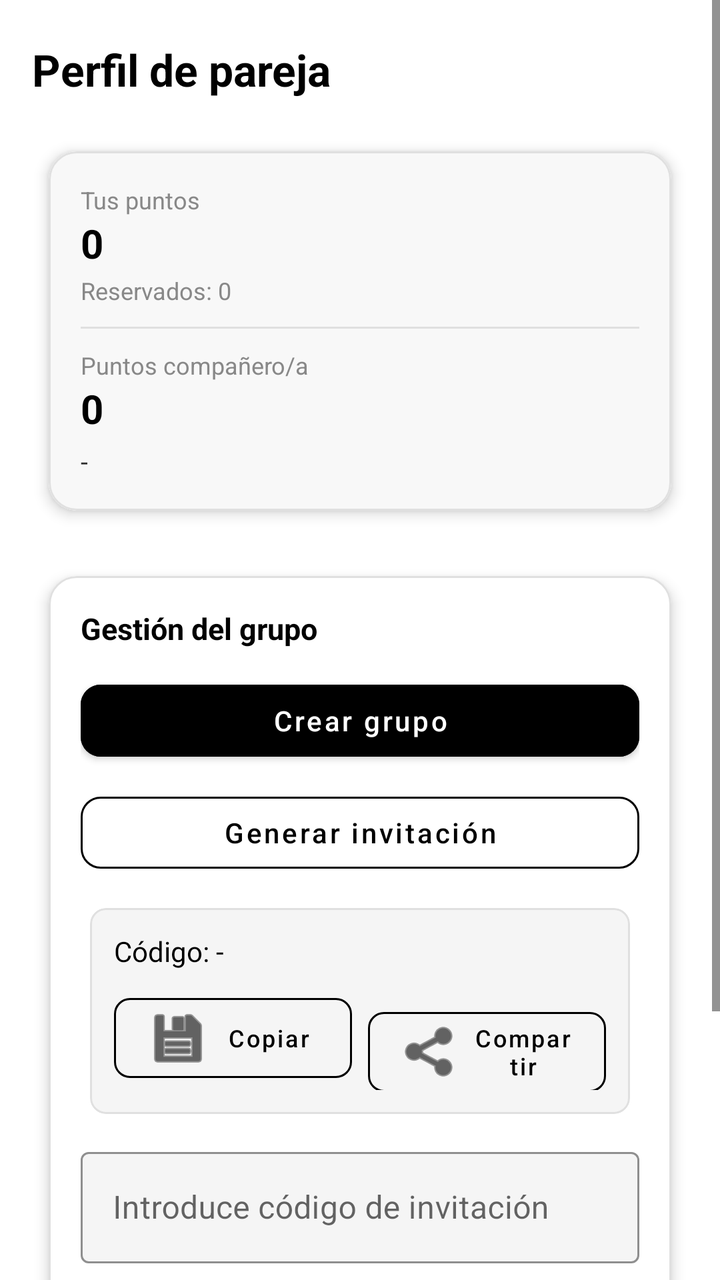
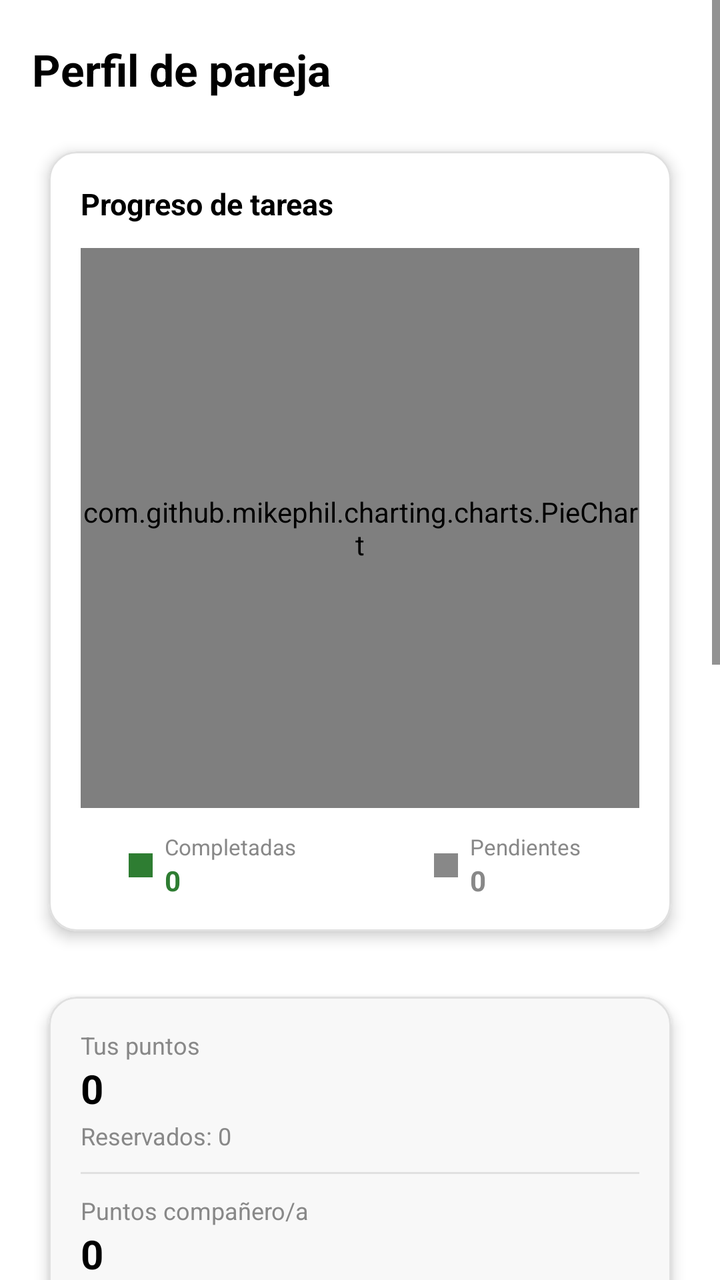

Screens rendered from an Android XML layout before and after an edit, with the pre-edit source and the edit as a unified diff.
<!-- AndroidManifest.xml: application theme Theme.TFG -->
<!-- res/layout/fragment_pareja.xml -->
<?xml version="1.0" encoding="utf-8"?>
<ScrollView xmlns:android="http://schemas.android.com/apk/res/android"
    xmlns:app="http://schemas.android.com/apk/res-auto"
    android:layout_width="match_parent"
    android:layout_height="match_parent"
    android:fillViewport="false"
    android:background="@color/fondo">

    <LinearLayout
        android:layout_width="match_parent"
        android:layout_height="wrap_content"
        android:orientation="vertical"
        android:paddingTop="20dp"
        android:paddingStart="16dp"
        android:paddingEnd="16dp"
        android:paddingBottom="76dp">

        <TextView
            android:id="@+id/tvTituloPareja"
            android:layout_width="match_parent"
            android:layout_height="wrap_content"
            android:text="Perfil de pareja"
            android:textSize="22sp"
            android:textStyle="bold"
            android:textColor="@color/texto_principal"
            android:layout_marginBottom="16dp" />

        
        <com.google.android.material.card.MaterialCardView
            android:layout_width="match_parent"
            android:layout_height="wrap_content"
            android:layout_marginBottom="12dp"
            app:cardCornerRadius="14dp"
            app:cardElevation="4dp"
            app:cardBackgroundColor="@color/white"
            app:strokeColor="@color/divisor"
            app:strokeWidth="1dp">

            <LinearLayout
                android:layout_width="match_parent"
                android:layout_height="wrap_content"
                android:orientation="vertical"
                android:padding="16dp"
                android:background="#F8F8F8">

                <TextView
                    android:layout_width="wrap_content"
                    android:layout_height="wrap_content"
                    android:text="Tus puntos"
                    android:textSize="12sp"
                    android:textColor="@color/gris" />

                <TextView
                    android:id="@+id/tvTusPuntos"
                    android:layout_width="wrap_content"
                    android:layout_height="wrap_content"
                    android:text="0"
                    android:textSize="20sp"
                    android:textStyle="bold"
                    android:textColor="@color/negro"
                    android:layout_marginBottom="2dp" />

                <TextView
                    android:id="@+id/tvPuntosReservados"
                    android:layout_width="wrap_content"
                    android:layout_height="wrap_content"
                    android:text="Reservados: 0"
                    android:textSize="12sp"
                    android:textColor="@color/gris"
                    android:layout_marginBottom="10dp" />

                <View
                    android:layout_width="match_parent"
                    android:layout_height="1dp"
                    android:background="@color/divisor"
                    android:layout_marginBottom="10dp" />

                <TextView
                    android:layout_width="wrap_content"
                    android:layout_height="wrap_content"
                    android:text="Puntos compañero/a"
                    android:textSize="12sp"
                    android:textColor="@color/gris" />

                <TextView
                    android:id="@+id/tvPuntosCompanero"
                    android:layout_width="wrap_content"
                    android:layout_height="wrap_content"
                    android:text="0"
                    android:textSize="20sp"
                    android:textStyle="bold"
                    android:textColor="@color/negro"
                    android:layout_marginBottom="4dp" />

                <TextView
                    android:id="@+id/tvNombreGrupoSmall"
                    android:layout_width="wrap_content"
                    android:layout_height="wrap_content"
                    android:text="-"
                    android:textSize="13sp"
                    android:textColor="@color/texto_secundario" />
            </LinearLayout>
        </com.google.android.material.card.MaterialCardView>

        
        <com.google.android.material.card.MaterialCardView
            android:layout_width="match_parent"
            android:layout_height="wrap_content"
            android:layout_marginBottom="12dp"
            app:cardCornerRadius="14dp"
            app:cardElevation="4dp"
            app:cardBackgroundColor="@color/white"
            app:strokeColor="@color/divisor"
            app:strokeWidth="1dp">

            <LinearLayout
                android:layout_width="match_parent"
                android:layout_height="wrap_content"
                android:orientation="vertical"
                android:padding="16dp">

                <TextView
                    android:layout_width="wrap_content"
                    android:layout_height="wrap_content"
                    android:text="Gestión del grupo"
                    android:textSize="15sp"
                    android:textStyle="bold"
                    android:textColor="@color/texto_principal"
                    android:layout_marginBottom="12dp" />

                <com.google.android.material.button.MaterialButton
                    android:id="@+id/btnCrearGrupo"
                    android:layout_width="match_parent"
                    android:layout_height="wrap_content"
                    style="@style/Widget.MaterialComponents.Button"
                    app:cornerRadius="10dp"
                    android:backgroundTint="@color/negro"
                    android:text="Crear grupo"
                    android:textColor="@color/white"
                    android:textAllCaps="false"
                    android:layout_marginBottom="8dp" />

                <com.google.android.material.button.MaterialButton
                    android:id="@+id/btnGenerarInvitacion"
                    android:layout_width="match_parent"
                    android:layout_height="wrap_content"
                    style="@style/Widget.MaterialComponents.Button.OutlinedButton"
                    app:cornerRadius="10dp"
                    app:strokeColor="@color/negro"
                    app:strokeWidth="1dp"
                    android:text="Generar invitación"
                    android:textColor="@color/texto_principal"
                    android:textAllCaps="false"
                    android:layout_marginBottom="8dp" />

                <com.google.android.material.card.MaterialCardView
                    android:layout_width="match_parent"
                    android:layout_height="wrap_content"
                    android:layout_marginBottom="8dp"
                    app:cardCornerRadius="8dp"
                    app:cardElevation="0dp"
                    app:cardBackgroundColor="#F5F5F5"
                    app:strokeColor="@color/divisor"
                    app:strokeWidth="1dp">

                    <LinearLayout
                        android:layout_width="match_parent"
                        android:layout_height="wrap_content"
                        android:orientation="vertical"
                        android:padding="12dp">

                        <TextView
                            android:id="@+id/tvCodigo"
                            android:layout_width="match_parent"
                            android:layout_height="wrap_content"
                            android:text="Código: -"
                            android:textSize="14sp"
                            android:textColor="@color/texto_principal"
                            android:layout_marginBottom="8dp" />

                        <LinearLayout
                            android:layout_width="match_parent"
                            android:layout_height="wrap_content"
                            android:orientation="horizontal">

                            <com.google.android.material.button.MaterialButton
                                android:id="@+id/btnCopiarCodigo"
                                android:layout_width="0dp"
                                android:layout_height="wrap_content"
                                android:layout_weight="1"
                                style="@style/Widget.MaterialComponents.Button.OutlinedButton"
                                app:cornerRadius="8dp"
                                app:strokeColor="@color/negro"
                                app:strokeWidth="1dp"
                                app:icon="@android:drawable/ic_menu_save"
                                android:text="Copiar"
                                android:textColor="@color/texto_principal"
                                android:textAllCaps="false"
                                android:textSize="12sp"
                                android:layout_marginEnd="4dp" />

                            <com.google.android.material.button.MaterialButton
                                android:id="@+id/btnCompartirCodigo"
                                android:layout_width="0dp"
                                android:layout_height="wrap_content"
                                android:layout_weight="1"
                                style="@style/Widget.MaterialComponents.Button.OutlinedButton"
                                app:cornerRadius="8dp"
                                app:strokeColor="@color/negro"
                                app:strokeWidth="1dp"
                                app:icon="@android:drawable/ic_menu_share"
                                android:text="Compartir"
                                android:textColor="@color/texto_principal"
                                android:textAllCaps="false"
                                android:textSize="12sp"
                                android:layout_marginStart="4dp" />
                        </LinearLayout>
                    </LinearLayout>
                </com.google.android.material.card.MaterialCardView>

                <com.google.android.material.textfield.TextInputLayout
                    style="@style/Widget.MaterialComponents.TextInputLayout.OutlinedBox"
                    android:layout_width="match_parent"
                    android:layout_height="wrap_content"
                    android:hint="Introduce código de invitación"
                    android:layout_marginBottom="8dp"
                    app:boxBackgroundColor="#F5F5F5"
                    app:boxStrokeColor="@color/negro"
                    app:hintTextColor="@color/gris">

                    <com.google.android.material.textfield.TextInputEditText
                        android:id="@+id/etCodigoAceptar"
                        android:layout_width="match_parent"
                        android:layout_height="wrap_content"
                        android:imeOptions="flagNoExtractUi"
                        android:inputType="text"
                        android:textColor="@color/texto_principal"
                        android:textColorHint="@color/gris" />
                </com.google.android.material.textfield.TextInputLayout>

                <com.google.android.material.button.MaterialButton
                    android:id="@+id/btnAceptarInvitacion"
                    android:layout_width="match_parent"
                    android:layout_height="wrap_content"
                    style="@style/Widget.MaterialComponents.Button"
                    app:cornerRadius="10dp"
                    android:backgroundTint="@color/negro"
                    android:text="Aceptar invitación"
                    android:textColor="@color/white"
                    android:textAllCaps="false"
                    android:layout_marginBottom="8dp" />

                <com.google.android.material.button.MaterialButton
                    android:id="@+id/btnSalirGrupoTop"
                    android:layout_width="match_parent"
                    android:layout_height="wrap_content"
                    style="@style/Widget.MaterialComponents.Button.OutlinedButton"
                    app:cornerRadius="10dp"
                    app:strokeColor="@color/rojo"
                    app:strokeWidth="1dp"
                    android:text="Salir del grupo"
                    android:textColor="@color/rojo"
                    android:textAllCaps="false"
                    android:visibility="gone" />

            </LinearLayout>
        </com.google.android.material.card.MaterialCardView>

        
        <com.google.android.material.card.MaterialCardView
            android:id="@+id/cardInfoGrupo"
            android:layout_width="match_parent"
            android:layout_height="wrap_content"
            android:layout_marginBottom="12dp"
            android:visibility="gone"
            app:cardCornerRadius="14dp"
            app:cardElevation="4dp"
            app:cardBackgroundColor="@color/white"
            app:strokeColor="@color/negro"
            app:strokeWidth="1dp">

            <LinearLayout
                android:layout_width="match_parent"
                android:layout_height="wrap_content"
                android:orientation="vertical"
                android:padding="16dp">

                <LinearLayout
                    android:layout_width="match_parent"
                    android:layout_height="wrap_content"
                    android:orientation="horizontal"
                    android:gravity="center_vertical"
                    android:layout_marginBottom="4dp">

                    <TextView
                        android:id="@+id/tvGroupEmoji"
                        android:layout_width="wrap_content"
                        android:layout_height="wrap_content"
                        android:text="❤️"
                        android:textSize="24sp"
                        android:layout_marginEnd="8dp"
                        android:clickable="true"
                        android:focusable="true"
                        android:background="?attr/selectableItemBackgroundBorderless" />

                    <TextView
                        android:id="@+id/tvGroupName"
                        android:layout_width="0dp"
                        android:layout_height="wrap_content"
                        android:layout_weight="1"
                        android:text="Nombre del grupo"
                        android:textSize="16sp"
                        android:textStyle="bold"
                        android:textColor="@color/texto_principal" />
                </LinearLayout>

                <TextView
                    android:id="@+id/tvGroupMembers"
                    android:layout_width="match_parent"
                    android:layout_height="wrap_content"
                    android:text="Miembros: 0"
                    android:textSize="13sp"
                    android:textColor="@color/texto_secundario"
                    android:layout_marginBottom="12dp" />

                <LinearLayout
                    android:layout_width="match_parent"
                    android:layout_height="wrap_content"
                    android:orientation="horizontal">

                    <com.google.android.material.button.MaterialButton
                        android:id="@+id/btnAbrirGrupo"
                        android:layout_width="0dp"
                        android:layout_height="wrap_content"
                        android:layout_weight="1"
                        style="@style/Widget.MaterialComponents.Button.OutlinedButton"
                        app:cornerRadius="8dp"
                        app:strokeColor="@color/negro"
                        app:strokeWidth="1dp"
                        android:text="Abrir"
                        android:textColor="@color/texto_principal"
                        android:textAllCaps="false"
                        android:layout_marginEnd="6dp" />

                    <com.google.android.material.button.MaterialButton
                        android:id="@+id/btnEditarNombre"
                        android:layout_width="0dp"
                        android:layout_height="wrap_content"
                        android:layout_weight="1"
                        style="@style/Widget.MaterialComponents.Button"
                        app:cornerRadius="8dp"
                        android:backgroundTint="@color/negro"
                        android:text="Guardar"
                        android:textColor="@color/white"
                        android:textAllCaps="false" />

                </LinearLayout>
            </LinearLayout>
        </com.google.android.material.card.MaterialCardView>

        
        <TextView
            android:id="@+id/tvMiembrosTitulo"
            android:layout_width="match_parent"
            android:layout_height="wrap_content"
            android:text="Miembros del grupo"
            android:textSize="15sp"
            android:textStyle="bold"
            android:textColor="@color/texto_principal"
            android:visibility="gone"
            android:layout_marginBottom="8dp" />

        <androidx.recyclerview.widget.RecyclerView
            android:id="@+id/rvMiembros"
            android:layout_width="match_parent"
            android:layout_height="wrap_content"
            android:visibility="gone"
            android:nestedScrollingEnabled="false" />

        
        <FrameLayout
            android:id="@+id/bottomContainer"
            android:layout_width="match_parent"
            android:layout_height="0dp"
            android:visibility="gone" />

        <androidx.cardview.widget.CardView
            android:id="@+id/bottomBar"
            android:layout_width="match_parent"
            android:layout_height="0dp"
            android:visibility="gone" />

    </LinearLayout>
</ScrollView>
<!-- resources referenced by this layout -->
<resources>
  <color name="divisor">#E0E0E0</color>
  <color name="fondo">#FFFFFF</color>
  <color name="gris">#888888</color>
  <color name="negro">#000000</color>
  <color name="rojo">#C62828</color>
  <color name="texto_principal">#000000</color>
  <color name="texto_secundario">#2D2D2D</color>
  <color name="white">#FFFFFF</color>
  <style name="Theme.TFG" parent="Tema.TFG.Moderno" />
  <color name="primario">#000000</color>
  <color name="on_acento">#FFFFFF</color>
  <color name="superficie">#FFFFFF</color>
  <style name="Widget.TFG.Tarjeta" parent="Widget.MaterialComponents.CardView">
          <item name="cardCornerRadius">12dp</item>
          <item name="cardUseCompatPadding">true</item>
          <item name="cardElevation">4dp</item>
          <item name="cardBackgroundColor">@color/white</item>
          <item name="strokeColor">@color/divisor</item>
          <item name="strokeWidth">1dp</item>
      </style>
  <style name="Widget.TFG.EditText" parent="@style/Widget.MaterialComponents.TextInputEditText.OutlinedBox">
          <item name="android:textColor">@color/texto_principal</item>
          <item name="android:textColorHint">@color/gris</item>
          <item name="android:background">@drawable/bg_input_campo</item>
          <item name="android:padding">12dp</item>
      </style>
  <style name="TextAppearance.TFG.Cuerpo" parent="TextAppearance.MaterialComponents.Body1">
          <item name="android:textColor">@color/texto_secundario</item>
          <item name="android:textSize">14sp</item>
      </style>
  <style name="TextAppearance.TFG.Titulo" parent="TextAppearance.MaterialComponents.Headline6">
          <item name="android:textColor">@color/texto_principal</item>
          <item name="android:textStyle">bold</item>
          <item name="android:textSize">20sp</item>
      </style>
  <style name="Widget.TFG.BottomNav" parent="Widget.MaterialComponents.BottomNavigationView">
          <item name="android:minHeight">0dp</item>
          <item name="android:paddingTop">4dp</item>
          <item name="android:paddingBottom">4dp</item>
          <item name="itemPaddingTop">4dp</item>
          <item name="itemPaddingBottom">4dp</item>
          <item name="itemTextAppearanceActive">@style/TextAppearance.TFG.NavLabel</item>
          <item name="itemTextAppearanceInactive">@style/TextAppearance.TFG.NavLabel</item>
      </style>
  <!-- drawable bg_input_campo (drawable) -->
  <?xml version="1.0" encoding="utf-8"?>
  <selector xmlns:android="http://schemas.android.com/apk/res/android">
      
      <item android:state_focused="true">
          <shape android:shape="rectangle">
              <solid android:color="#F5F5F5" />
              <corners android:radius="10dp" />
              <stroke android:width="2dp" android:color="#000000" />
              <padding android:left="12dp" android:top="12dp" android:right="12dp" android:bottom="12dp" />
          </shape>
      </item>
      
      <item>
          <shape android:shape="rectangle">
              <solid android:color="#F5F5F5" />
              <corners android:radius="10dp" />
              <stroke android:width="1dp" android:color="#CCCCCC" />
              <padding android:left="12dp" android:top="12dp" android:right="12dp" android:bottom="12dp" />
          </shape>
      </item>
  </selector>
  <style name="TextAppearance.TFG.NavLabel" parent="TextAppearance.MaterialComponents.Caption">
          <item name="android:textSize">10sp</item>
      </style>
  <!-- unchanged entries left out for length: 1 -->
</resources>

<!-- the commit's change to res/layout/fragment_pareja.xml (unified diff, before → after) -->
@@ -24,6 +24,121 @@
             android:textStyle="bold"
             android:textColor="@color/texto_principal"
             android:layout_marginBottom="16dp" />
+
+        
+        <com.google.android.material.card.MaterialCardView
+            android:layout_width="match_parent"
+            android:layout_height="wrap_content"
+            android:layout_marginBottom="12dp"
+            app:cardCornerRadius="14dp"
+            app:cardElevation="4dp"
+            app:cardBackgroundColor="@color/white"
+            app:strokeColor="@color/divisor"
+            app:strokeWidth="1dp">
+
+            <LinearLayout
+                android:layout_width="match_parent"
+                android:layout_height="wrap_content"
+                android:orientation="vertical"
+                android:padding="16dp">
+
+                <TextView
+                    android:layout_width="wrap_content"
+                    android:layout_height="wrap_content"
+                    android:text="Progreso de tareas"
+                    android:textSize="15sp"
+                    android:textStyle="bold"
+                    android:textColor="@color/texto_principal"
+                    android:layout_marginBottom="12dp" />
+
+                <com.github.mikephil.charting.charts.PieChart
+                    android:id="@+id/pieChartTareas"
+                    android:layout_width="match_parent"
+                    android:layout_height="280dp" />
+
+                <LinearLayout
+                    android:layout_width="match_parent"
+                    android:layout_height="wrap_content"
+                    android:orientation="horizontal"
+                    android:layout_marginTop="12dp"
+                    android:gravity="center">
+
+                    <LinearLayout
+                        android:layout_width="0dp"
+                        android:layout_height="wrap_content"
+                        android:layout_weight="1"
+                        android:orientation="horizontal"
+                        android:gravity="center"
+                        android:layout_marginEnd="8dp">
+
+                        <View
+                            android:layout_width="12dp"
+                            android:layout_height="12dp"
+                            android:background="@color/verde"
+                            android:layout_marginEnd="6dp" />
+
+                        <LinearLayout
+                            android:layout_width="wrap_content"
+                            android:layout_height="wrap_content"
+                            android:orientation="vertical">
+
+                            <TextView
+                                android:layout_width="wrap_content"
+                                android:layout_height="wrap_content"
+                                android:text="Completadas"
+                                android:textSize="11sp"
+                                android:textColor="@color/gris" />
+
+                            <TextView
+                                android:id="@+id/tvTareasCompletadas"
+                                android:layout_width="wrap_content"
+                                android:layout_height="wrap_content"
+                                android:text="0"
+                                android:textSize="14sp"
+                                android:textStyle="bold"
+                                android:textColor="@color/verde" />
+                        </LinearLayout>
+                    </LinearLayout>
+
+                    <LinearLayout
+                        android:layout_width="0dp"
+                        android:layout_height="wrap_content"
+                        android:layout_weight="1"
+                        android:orientation="horizontal"
+                        android:gravity="center"
+                        android:layout_marginStart="8dp">
+
+                        <View
+                            android:layout_width="12dp"
+                            android:layout_height="12dp"
+                            android:background="@color/gris"
+                            android:layout_marginEnd="6dp" />
+
+                        <LinearLayout
+                            android:layout_width="wrap_content"
+                            android:layout_height="wrap_content"
+                            android:orientation="vertical">
+
+                            <TextView
+                                android:layout_width="wrap_content"
+                                android:layout_height="wrap_content"
+                                android:text="Pendientes"
+                                android:textSize="11sp"
+                                android:textColor="@color/gris" />
+
+                            <TextView
+                                android:id="@+id/tvTareasPendientes"
+                                android:layout_width="wrap_content"
+                                android:layout_height="wrap_content"
+                                android:text="0"
+                                android:textSize="14sp"
+                                android:textStyle="bold"
+                                android:textColor="@color/gris" />
+                        </LinearLayout>
+                    </LinearLayout>
+                </LinearLayout>
+            </LinearLayout>
+        </com.google.android.material.card.MaterialCardView>
 
         
         <com.google.android.material.card.MaterialCardView
<!-- resource entries referenced after the edit -->
@@ -7,6 +7,7 @@
   <color name="rojo">#C62828</color>
   <color name="texto_principal">#000000</color>
   <color name="texto_secundario">#2D2D2D</color>
+  <color name="verde">#2E7D32</color>
   <color name="white">#FFFFFF</color>
   <style name="Theme.TFG" parent="Tema.TFG.Moderno" />
   <color name="primario">#000000</color>
